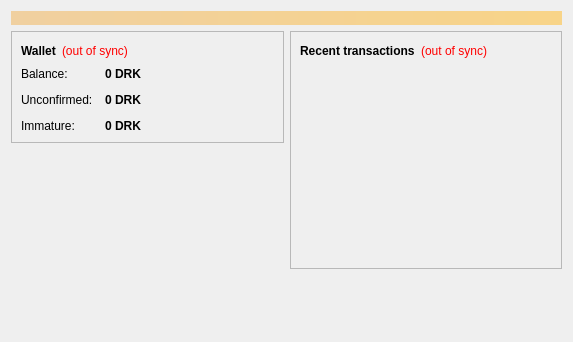
The window that src/qt/forms/overviewpage.ui (spreadcoin-project/spreadcoin) describes before a commit, drawn with Qt 5.
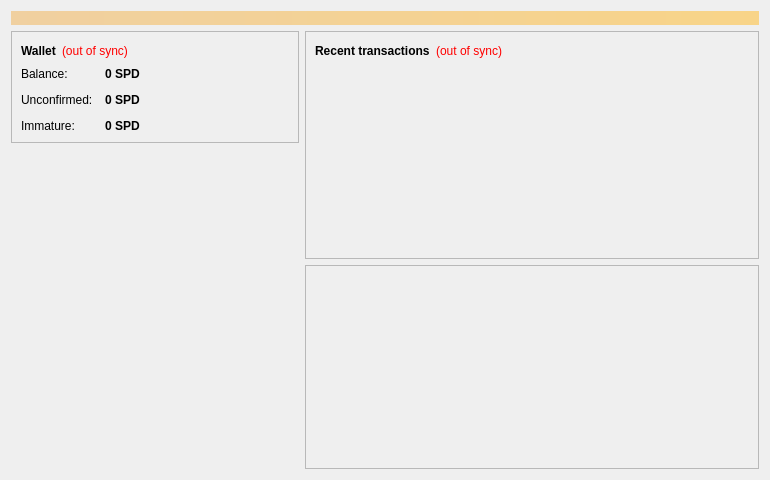
The same window after the commit. Icons and pictures are not drawn. Custom widgets are drawn as their Qt base class.

Commit message: Diffplot feature

```diff
--- a/src/qt/forms/overviewpage.ui
+++ b/src/qt/forms/overviewpage.ui
@@ -6,10 +6,16 @@
    <rect>
     <x>0</x>
     <y>0</y>
-    <width>573</width>
-    <height>342</height>
+    <width>770</width>
+    <height>480</height>
    </rect>
   </property>
+  <property name="minimumSize">
+   <size>
+    <width>770</width>
+    <height>480</height>
+   </size>
+  </property>
   <property name="windowTitle">
    <string>Form</string>
   </property>
@@ -122,7 +128,7 @@
                <string>Your current balance</string>
               </property>
               <property name="text">
-               <string notr="true">0 DRK</string>
+               <string notr="true">0 SPD</string>
               </property>
               <property name="textInteractionFlags">
                <set>Qt::LinksAccessibleByMouse|Qt::TextSelectableByKeyboard|Qt::TextSelectableByMouse</set>
@@ -151,7 +157,7 @@
                <string>Total of transactions that have yet to be confirmed, and do not yet count toward the current balance</string>
               </property>
               <property name="text">
-               <string notr="true">0 DRK</string>
+               <string notr="true">0 SPD</string>
               </property>
               <property name="textInteractionFlags">
                <set>Qt::LinksAccessibleByMouse|Qt::TextSelectableByKeyboard|Qt::TextSelectableByMouse</set>
@@ -177,7 +183,7 @@
                <string>Mined balance that has not yet matured</string>
               </property>
               <property name="text">
-               <string notr="true">0 DRK</string>
+               <string notr="true">0 SPD</string>
               </property>
               <property name="textInteractionFlags">
                <set>Qt::LinksAccessibleByMouse|Qt::TextSelectableByKeyboard|Qt::TextSelectableByMouse</set>
@@ -202,6 +208,32 @@
          </property>
         </spacer>
        </item>
+       <item>
+        <widget class="QLabel" name="label_wallet_bgcoin">
+         <property name="text">
+          <string/>
+         </property>
+         <property name="pixmap">
+          <pixmap resource="../bitcoin.qrc">:/images/wallet_bgcoin</pixmap>
+         </property>
+         <property name="scaledContents">
+          <bool>false</bool>
+         </property>
+         <property name="alignment">
+          <set>Qt::AlignCenter</set>
+         </property>
+         <property name="margin">
+          <number>-2</number>
+         </property>
+        </widget>
+       </item>
+       <item>
+        <widget class="QLabel" name="label_6">
+         <property name="text">
+          <string/>
+         </property>
+        </widget>
+       </item>
       </layout>
      </item>
      <item>
@@ -278,17 +310,50 @@
         </widget>
        </item>
        <item>
-        <spacer name="verticalSpacer_2">
-         <property name="orientation">
-          <enum>Qt::Vertical</enum>
+        <widget class="QFrame" name="diffplotframe">
+         <property name="geometry">
+          <rect>
+           <x>311</x>
+           <y>256</y>
+           <width>456</width>
+           <height>211</height>
+          </rect>
          </property>
-         <property name="sizeHint" stdset="0">
-          <size>
-           <width>20</width>
-           <height>40</height>
-          </size>
+         <property name="frameShape">
+          <enum>QFrame::StyledPanel</enum>
          </property>
-        </spacer>
+         <property name="frameShadow">
+          <enum>QFrame::Raised</enum>
+         </property>
+         <layout class="QVBoxLayout" name="verticalLayout_3">
+          <property name="leftMargin">
+           <number>1</number>
+          </property>
+          <property name="topMargin">
+           <number>1</number>
+          </property>
+          <property name="rightMargin">
+           <number>1</number>
+          </property>
+          <property name="bottomMargin">
+           <number>1</number>
+          </property>
+          <item>
+           <layout class="QHBoxLayout" name="horizontalLayout_3">
+            <item>
+             <widget class="QCustomPlot" name="diffplot" native="true">
+              <property name="minimumSize">
+               <size>
+                <width>450</width>
+                <height>200</height>
+               </size>
+              </property>
+             </widget>
+            </item>
+           </layout>
+          </item>
+         </layout>
+        </widget>
        </item>
       </layout>
      </item>
@@ -296,6 +361,16 @@
    </item>
   </layout>
  </widget>
- <resources/>
+ <customwidgets>
+  <customwidget>
+   <class>QCustomPlot</class>
+   <extends>QWidget</extends>
+   <header>qt/qcustomplot.h</header>
+   <container>1</container>
+  </customwidget>
+ </customwidgets>
+ <resources>
+  <include location="../bitcoin.qrc"/>
+ </resources>
  <connections/>
 </ui>
```
The commit also changes 15 other files.
